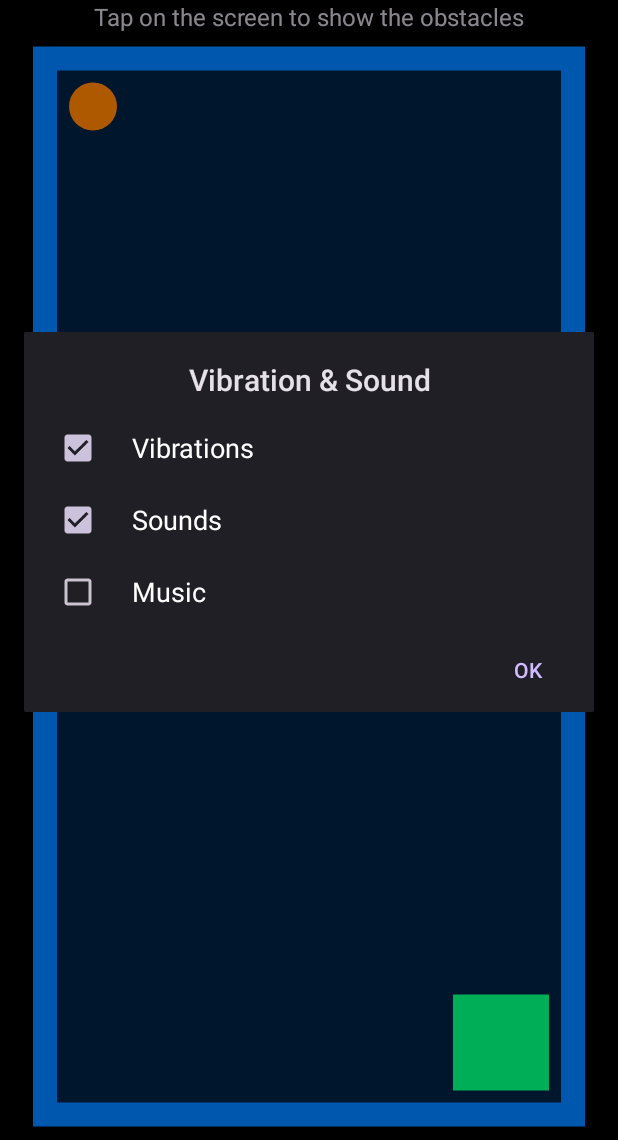
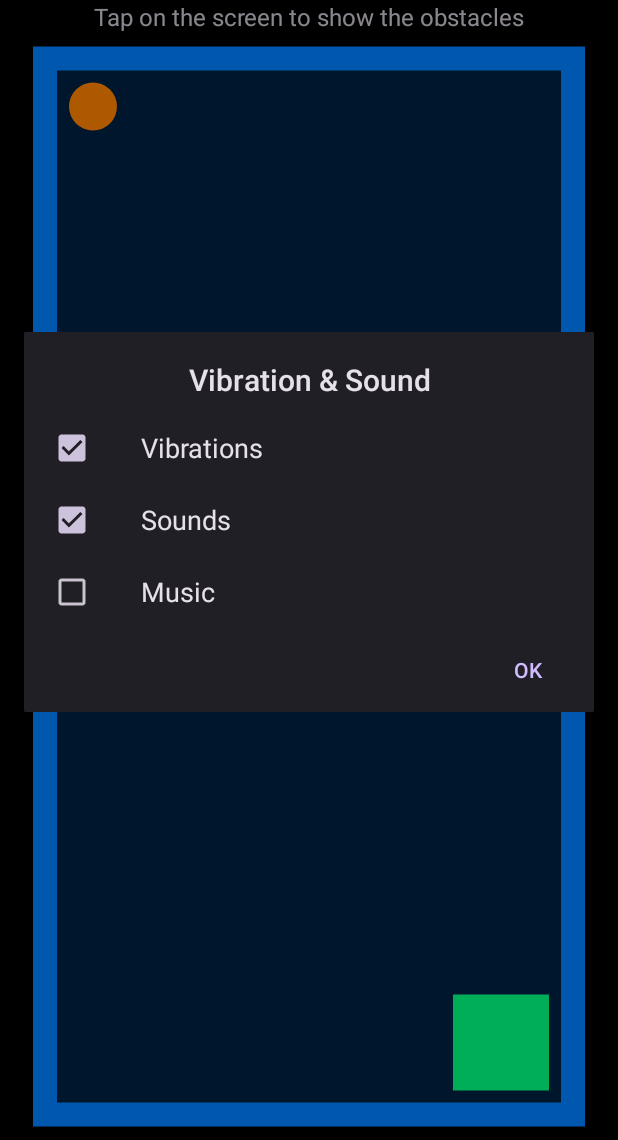
Before and after one commit to olivsoft/BlindMan, an Android app: the screen it shows after launch (BlindManActivity), in the options menu, after a tap on an icon or button, on a phone screen of 412 x 824 dp, the part 96-1236 px from its top. Run offline under Robolectric (Android 15) with nearby library versions, the phone set to English and light mode, and no system bars; our stand-ins replace AdMob; pictures from the network do not load; 1 statement that could not run was skipped.

Commit message:
All list dialogs have matching layouts now, which includes a complicated rewrite of the  multi-choice dialog Simplification of menu-dialog ids

```diff
--- a/app/src/main/java/ch/olivsoft/android/blindman/BlindManActivity.kt
+++ b/app/src/main/java/ch/olivsoft/android/blindman/BlindManActivity.kt
@@ -1,6 +1,5 @@
 package ch.olivsoft.android.blindman
 
-import android.annotation.SuppressLint
 import android.content.DialogInterface
 import android.media.AudioManager
 import android.os.Bundle
@@ -8,7 +7,10 @@ import android.util.Log
 import android.view.KeyEvent
 import android.view.Menu
 import android.view.MenuItem
+import android.widget.AdapterView.OnItemClickListener
 import android.widget.ArrayAdapter
+import android.widget.CheckedTextView
+import android.widget.ListView
 import androidx.appcompat.app.AlertDialog
 import androidx.appcompat.app.AppCompatActivity
 import androidx.appcompat.app.AppCompatDialog
@@ -38,16 +40,10 @@ class BlindManActivity : AppCompatActivity() {
         private const val PREF_COL_ = "PREF_COL_"
         private const val PREF_BACKGROUND = "PREF_BACKGROUND"
 
-        private const val DIALOG_LEVEL = 1
-        private const val DIALOG_SIZE = 2
-        private const val DIALOG_LIVES = 3
-        private const val DIALOG_COLORS = 4
-        private const val DIALOG_BACKGROUND = 5
-        private const val DIALOG_SOUND = 6
-        private const val DIALOG_MIDI = 11
-        private const val DIALOG_HELP = 21
-        private const val DIALOG_ABOUT = 31
-        private const val DIALOG_MASK_COLORS = 101
+        // Dialog ids not defined in R.
+        // Must have values starting after color part ids.
+        private val DIALOG_HELP = ColoredPart.entries.size
+        private val DIALOG_MIDI = DIALOG_HELP + 1
     }
 
     // View and Music Player
@@ -71,7 +67,6 @@ class BlindManActivity : AppCompatActivity() {
         val binding = MainBinding.inflate(layoutInflater)
         bmView = binding.gameView
         bmView.textView = binding.textView
-        Log.d(LOG_TAG, "View inflated and bound")
         setContentView(binding.root)
         setSupportActionBar(binding.toolbar)
 
@@ -161,19 +156,10 @@ class BlindManActivity : AppCompatActivity() {
         return true
     }
 
-    @SuppressLint("NonConstantResourceId")
     override fun onOptionsItemSelected(item: MenuItem): Boolean {
         when (item.itemId) {
-            R.id.menu_level -> doDialog(DIALOG_LEVEL)
-            R.id.menu_size -> doDialog(DIALOG_SIZE)
-            R.id.menu_lives -> doDialog(DIALOG_LIVES)
-            R.id.menu_colors -> doDialog(DIALOG_COLORS)
-            R.id.menu_background -> doDialog(DIALOG_BACKGROUND)
-            R.id.menu_sound -> doDialog(DIALOG_SOUND)
-            R.id.menu_about -> doDialog(DIALOG_ABOUT)
-            R.id.menu_help -> doDialog(DIALOG_HELP)
             R.id.menu_quit -> finish()
-            else -> return super.onOptionsItemSelected(item)
+            else -> doDialog(item.itemId)
         }
         return true
     }
@@ -186,10 +172,9 @@ class BlindManActivity : AppCompatActivity() {
     // This is the relevant dialog creation method. It is called through the dialog fragment.
     fun createDialog(id: Int): AppCompatDialog {
         // First we treat the color picker
-        if (id >= DIALOG_MASK_COLORS) {
-            val icp = id - DIALOG_MASK_COLORS
-            val title = resources.getStringArray(R.array.items_colors)[icp]
-            val cp = ColoredPart.entries[icp]
+        if (id < ColoredPart.entries.size) {
+            val title = resources.getStringArray(R.array.items_colors)[id]
+            val cp = ColoredPart.entries[id]
 
             // We can embed our nice color picker view into a regular dialog.
             // For that we use the provided factory method.
@@ -199,33 +184,33 @@ class BlindManActivity : AppCompatActivity() {
                 dialog.dismiss()
                 cp.color = which
                 bmView.invalidate()
-                doDialog(DIALOG_COLORS)
+                doDialog(R.id.menu_colors)
             }
         }
 
         // Now we treat all the cases which can easily be built as an AlertDialog.
-        // For readability throughout the many cases we don't use chaining.
-        // We use custom ArrayAdapter layouts for some of the list choice types.
+        // We use custom ArrayAdapter layouts for all list choice types.
+        val a: ArrayAdapter<String>
         val b = AlertDialog.Builder(this)
-        val a: ArrayAdapter<String>
 
         when (id) {
-            DIALOG_LEVEL -> {
-                b.setTitle(R.string.menu_level)
+            R.id.menu_level -> {
                 a = ArrayAdapter(this, R.layout.dialog_singlechoice_item)
                 a.addAll(*resources.getStringArray(R.array.items_level))
+                b.setTitle(R.string.menu_level)
                 b.setSingleChoiceItems(
                     a, bmView.level - 1
                 ) { dialog: DialogInterface, which: Int ->
                     dialog.dismiss()
                     bmView.newGame(which + 1)
                 }
+                return b.create()
             }
 
-            DIALOG_SIZE -> {
-                b.setTitle(R.string.menu_size)
+            R.id.menu_size -> {
                 a = ArrayAdapter(this, R.layout.dialog_singlechoice_item)
                 a.addAll(*resources.getStringArray(R.array.items_size))
+                b.setTitle(R.string.menu_size)
                 b.setSingleChoiceItems(
                     a, bmView.size - 1
                 ) { dialog: DialogInterface, which: Int ->
@@ -233,24 +218,29 @@ class BlindManActivity : AppCompatActivity() {
                     bmView.initField(which + 1)
                     bmView.newGame(0)
                 }
+                return b.create()
             }
 
-            DIALOG_LIVES -> {
-                b.setTitle(R.string.menu_lives)
+            R.id.menu_lives -> {
                 a = ArrayAdapter(this, R.layout.dialog_singlechoice_item)
                 for (i in BlindManView.ALLOWED_LIVES)
-                    a.add(if (i != 0) i.toString() else "∞")
+                    a.add(if (i == 0) "∞" else i.toString())
                 val currSel = BlindManView.ALLOWED_LIVES.indexOf(bmView.lives)
-                b.setSingleChoiceItems(a, currSel) { dialog: DialogInterface, which: Int ->
+                b.setTitle(R.string.menu_lives)
+                b.setSingleChoiceItems(
+                    a, currSel
+                ) { dialog: DialogInterface, which: Int ->
                     dialog.dismiss()
                     bmView.lives = BlindManView.ALLOWED_LIVES[which]
                 }
+                return b.create()
             }
 
-            DIALOG_COLORS -> {
-                b.setTitle(R.string.menu_colors)
+            R.id.menu_colors -> {
                 a = ArrayAdapter(this, R.layout.dialog_list_item)
                 a.addAll(*resources.getStringArray(R.array.items_colors))
+                b.setTitle(R.string.menu_colors)
+                b.setPositiveButton(android.R.string.ok, null)
                 b.setAdapter(a) { dialog: DialogInterface, which: Int ->
                     dialog.dismiss()
                     if (which == ColoredPart.entries.size) {
@@ -258,87 +248,91 @@ class BlindManActivity : AppCompatActivity() {
                         resetAll()
                         bmView.invalidate()
                     } else {
-                        // Call color picker dialog
-                        doDialog(which + DIALOG_MASK_COLORS)
+                        // Call the color picker dialog
+                        doDialog(which)
                     }
                 }
-                b.setPositiveButton(android.R.string.ok, null)
+                return b.create()
             }
 
-            DIALOG_BACKGROUND -> {
-                b.setTitle(R.string.menu_background)
+            R.id.menu_background -> {
                 a = ArrayAdapter(this, R.layout.dialog_singlechoice_item)
                 a.addAll(*resources.getStringArray(R.array.items_background))
+                b.setTitle(R.string.menu_background)
                 b.setSingleChoiceItems(
-                    a, bmView.background
+                    a,
+                    bmView.background
                 ) { dialog: DialogInterface, which: Int ->
                     dialog.dismiss()
                     bmView.background = which
                     bmView.invalidate()
                 }
+                return b.create()
             }
 
-            DIALOG_SOUND -> {
-                b.setTitle(R.string.menu_sound)
-                val effEnabled = booleanArrayOf(
-                    bmView.isHapticFeedbackEnabled,
-                    bmView.isSoundEffectsEnabled,
-                    musicPlayer.isMusicEnabled
-                )
-                // Unfortunately, the adapter cannot be used here. Looks are ok though.
-                b.setMultiChoiceItems(
-                    R.array.items_effects, effEnabled
-                ) { dialog: DialogInterface, which: Int, isChecked: Boolean ->
-                    when (which) {
-                        0 -> bmView.isHapticFeedbackEnabled = isChecked
+            // Custom layout version of a multi choice dialog with
+            // same font size and appearance as all other list dialogs
+            R.id.menu_sound -> {
+                a = ArrayAdapter(this, R.layout.dialog_multichoice_item)
+                a.addAll(*resources.getStringArray(R.array.items_effects))
+                val d = b.setTitle(R.string.menu_sound)
+                    .setAdapter(a, null)
+                    .setPositiveButton(android.R.string.ok, null)
+                    .create()
+                d.listView.let {
+                    // Set initial states and listener. Both explicit here.
+                    // The OnShowListener is THE way to set initial states.
+                    it.choiceMode = ListView.CHOICE_MODE_MULTIPLE
+                    it.itemsCanFocus = false
+                    d.setOnShowListener { _ ->
+                        it.setItemChecked(0, bmView.isHapticFeedbackEnabled)
+                        it.setItemChecked(1, bmView.isSoundEffectsEnabled)
+                        it.setItemChecked(2, musicPlayer.isMusicEnabled)
+                    }
+                    it.onItemClickListener = OnItemClickListener { _, view, position, _ ->
+                        val ctv = view as CheckedTextView
+                        when (position) {
+                            0 -> bmView.isHapticFeedbackEnabled = ctv.isChecked
 
-                        1 -> {
-                            bmView.isSoundEffectsEnabled = isChecked
-                            setVolumeControlStream()
+                            1 -> {
+                                bmView.isSoundEffectsEnabled = ctv.isChecked
+                                setVolumeControlStream()
+                            }
+
+                            2 -> {
+                                musicPlayer.toggle(ctv.isChecked)
+                                setVolumeControlStream()
+                            }
+
+                            else -> d.dismiss()
                         }
-
-                        2 -> {
-                            musicPlayer.toggle(isChecked)
-                            setVolumeControlStream()
-                        }
-
-                        else -> dialog.dismiss()
                     }
                 }
-                b.setPositiveButton(android.R.string.ok, null)
+                return d
             }
 
-            DIALOG_MIDI -> {
-                b.setTitle(R.string.title_midi)
-                b.setMessage(R.string.text_midi)
-                b.setPositiveButton(android.R.string.ok, null)
-            }
+            R.id.menu_about -> return b.setTitle(R.string.menu_about)
+                .setMessage(R.string.text_about)
+                .setPositiveButton(android.R.string.ok, null)
+                .create()
 
-            DIALOG_ABOUT -> {
-                b.setTitle(R.string.menu_about)
-                b.setMessage(R.string.text_about)
-                b.setPositiveButton(android.R.string.ok, null)
-            }
+            DIALOG_MIDI -> return b.setTitle(R.string.title_midi)
+                .setMessage(R.string.text_midi)
+                .setPositiveButton(android.R.string.ok, null)
+                .create()
 
-            DIALOG_HELP -> {
-                b.setTitle(R.string.menu_help)
-                b.setMessage(R.string.text_help)
-                b.setPositiveButton(android.R.string.ok, null)
-            }
-
-            else -> {
-                b.setTitle(R.string.menu_help)
-                b.setMessage(R.string.text_help)
-                b.setPositiveButton(android.R.string.ok, null)
-            }
+            // Includes help dialog
+            else -> return b.setTitle(R.string.menu_help)
+                .setMessage(R.string.text_help)
+                .setPositiveButton(android.R.string.ok, null)
+                .create()
         }
-
-        return b.create()
     }
 
     // Keys are treated here
     override fun onKeyDown(keyCode: Int, event: KeyEvent): Boolean {
-        if (event.action != KeyEvent.ACTION_DOWN) return false
+        if (event.action != KeyEvent.ACTION_DOWN)
+            return false
 
         when (keyCode) {
             KeyEvent.KEYCODE_DPAD_RIGHT,
@@ -361,7 +355,6 @@ class BlindManActivity : AppCompatActivity() {
 
             else -> return super.onKeyDown(keyCode, event)
         }
-
         return true
     }
 }
```
